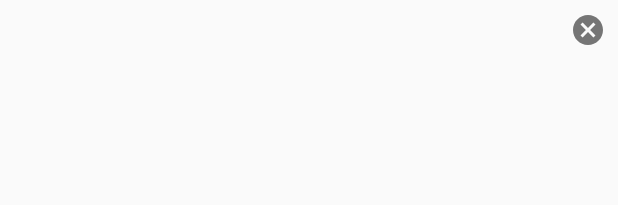
After one commit to micdm/transport-live-2, an Android app: the layout v__clearable_edit_text.xml on its own in the app's theme, with its tools: preview values and no code run, on a phone screen of 412 x 824 dp. The commit adds this screen. Shown: the top 205 px of the screen. Run offline under Robolectric (Android 15) with nearby library versions, the phone set to English and light mode, and no system bars.

Commit message:
new: добавляем кнопку для очистки поисковой строки

```diff
--- a/app/src/main/java/micdm/transportlive/ActivityComponent.java
+++ b/app/src/main/java/micdm/transportlive/ActivityComponent.java
@@ -4,6 +4,7 @@ import dagger.Subcomponent;
 import micdm.transportlive.ui.VehiclesController;
 import micdm.transportlive.ui.misc.MarkerIconBuilder;
 import micdm.transportlive.ui.views.CannotLoadView;
+import micdm.transportlive.ui.views.ClearableEditText;
 import micdm.transportlive.ui.views.CustomMapView;
 import micdm.transportlive.ui.views.LoadingView;
 import micdm.transportlive.ui.views.SearchRouteView;
@@ -21,6 +22,7 @@ public interface ActivityComponent {
     void inject(VehiclesController target);
     void inject(SearchRouteView target);
     void inject(SelectedRoutesView target);
+    void inject(ClearableEditText target);
 
     @Subcomponent.Builder
     interface Builder {
--- /dev/null
+++ b/app/src/main/res/layout/v__clearable_edit_text.xml
@@ -0,0 +1,21 @@
+<?xml version="1.0" encoding="utf-8"?>
+<RelativeLayout xmlns:android="http://schemas.android.com/apk/res/android"
+    android:layout_width="match_parent"
+    android:layout_height="wrap_content">
+    <EditText
+        android:id="@+id/v__clearabled_edit_text__input"
+        android:layout_width="match_parent"
+        android:layout_height="wrap_content"
+        android:padding="8dp"
+        android:background="@null"/>
+    <ImageButton
+        android:id="@+id/v__clearabled_edit_text__clear"
+        android:layout_width="wrap_content"
+        android:layout_height="wrap_content"
+        android:src="@drawable/ic_cancel"
+        android:padding="8dp"
+        android:alpha="0.53"
+        android:background="@null"
+        android:layout_alignParentRight="true"
+        android:layout_centerVertical="true"/>
+</RelativeLayout>
--- /dev/null
+++ b/app/src/main/res/values/attrs.xml
@@ -0,0 +1,6 @@
+<?xml version="1.0" encoding="utf-8"?>
+<resources>
+    <declare-styleable name="ClearableEditText">
+        <attr name="hint" format="string"/>
+    </declare-styleable>
+</resources>
--- a/app/src/main/res/values/strings.xml
+++ b/app/src/main/res/values/strings.xml
@@ -10,4 +10,5 @@
     <string name="v__loading__message">Загрузка…</string>
     <string name="v__search_route__input">Номер, конечная остановка…</string>
     <string name="v__search_route__route">%1$s №%2$s (%3$s → %4$s)</string>
+    <string name="v__custom_map__no_vehicles">Кажется, весь транспорт в парке</string>
 </resources>
```
Also changed, not shown: app/src/main/java/micdm/transportlive/ui/views/ClearableEditText.java (added, +74 -0 lines), app/src/main/java/micdm/transportlive/ui/views/SearchRouteView.java (+3 -4 lines), app/src/main/res/layout/v__search_route.xml (+3 -5 lines).
